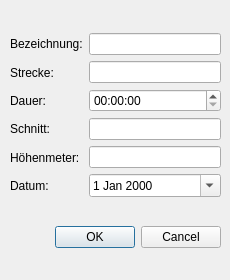
This is newtourwindow.ui in Quichi/MTB-Tracker as Qt 5 draws it before an edit. The edited form follows.
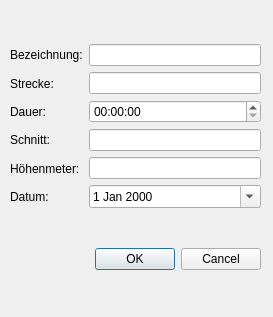
This is the edited form.

Commit message: Changed Window Size of "New Tour Window"

```diff
--- a/newtourwindow.ui
+++ b/newtourwindow.ui
@@ -9,8 +9,8 @@
    <rect>
     <x>0</x>
     <y>0</y>
-    <width>230</width>
-    <height>280</height>
+    <width>273</width>
+    <height>317</height>
    </rect>
   </property>
   <property name="minimumSize">
@@ -28,13 +28,13 @@
   <property name="windowTitle">
    <string>Create New Tour</string>
   </property>
-  <widget class="QWidget" name="">
+  <widget class="QWidget" name="layoutWidget">
    <property name="geometry">
     <rect>
      <x>10</x>
      <y>10</y>
-     <width>211</width>
-     <height>261</height>
+     <width>251</width>
+     <height>294</height>
     </rect>
    </property>
    <layout class="QVBoxLayout" name="verticalLayout_3">
```
Left out of the diff: 14 changed lines with no effect on the pictures. The commit also changes 1 other file.
